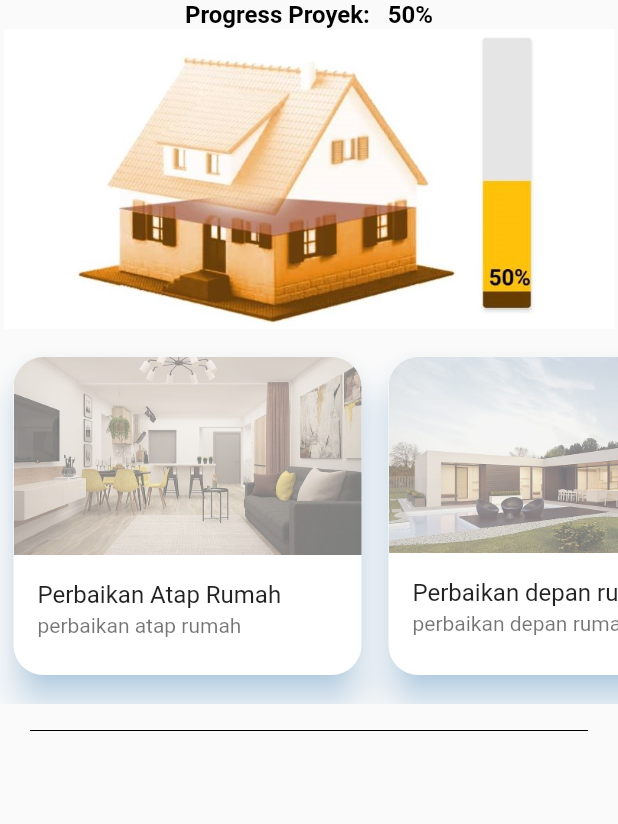
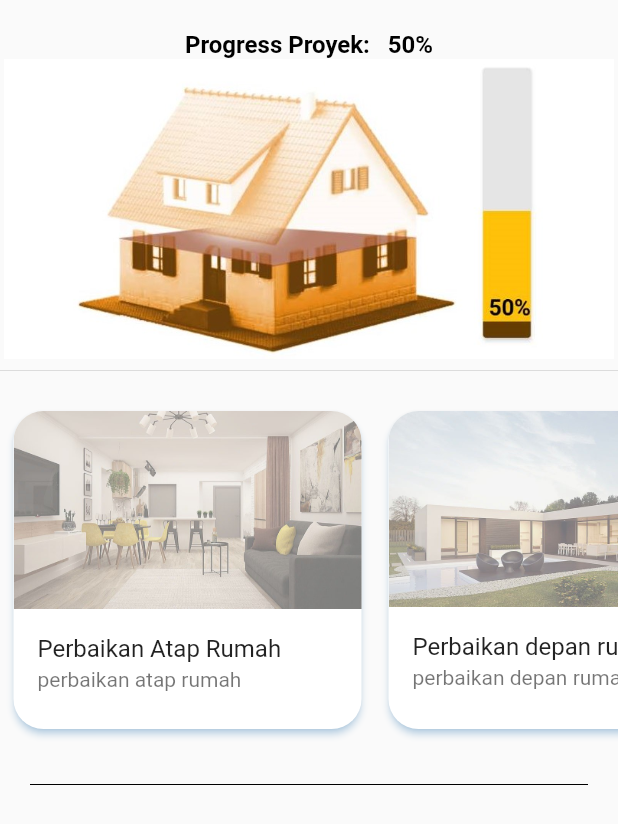
Before and after one commit to qisashasanudin/bangunin_id, a Flutter app: the WeeklyProgress widget shown alone on an empty page, opened directly with empty values, on a phone screen of 412 x 824 dp. Shown: the top 824 px of the screen. Run offline on Flutter 3.47's test engine with Material 2 defaults, Android fonts, the phone set to English and light mode, and no system bars; our stand-ins replace cloud_firestore, firebase_auth, firebase_core, firebase_storage, flutter_speed_dial, flutter_spinkit and 5 more; accounts and stored records are empty.

Commit message:
add padding

```diff
--- a/lib/screens/mainmenu/home/projects/view_project/weekly_progress.dart
+++ b/lib/screens/mainmenu/home/projects/view_project/weekly_progress.dart
@@ -24,6 +24,7 @@ class _WeeklyProgressState extends State<WeeklyProgress> {
       padding: EdgeInsets.zero,
       physics: NeverScrollableScrollPhysics(),
       children: [
+        Padding(padding: EdgeInsets.all(10)),
         Text(
           'Progress Proyek:   50%',
           textAlign: TextAlign.center,
@@ -41,6 +42,7 @@ class _WeeklyProgressState extends State<WeeklyProgress> {
             ),
           ),
         ),
+        Divider(),
         Container(
           height: 250,
           child: ListView(
@@ -82,7 +84,7 @@ Container myArticles(String imageVal, String heading, String subHeading) {
       padding: const EdgeInsets.symmetric(vertical: 15.0, horizontal: 5),
       child: Card(
         clipBehavior: Clip.antiAlias,
-        elevation: 10,
+        elevation: 2,
         shadowColor: Color(0x802196F3),
         shape: RoundedRectangleBorder(borderRadius: BorderRadius.circular(20)),
         child: Column(
```
